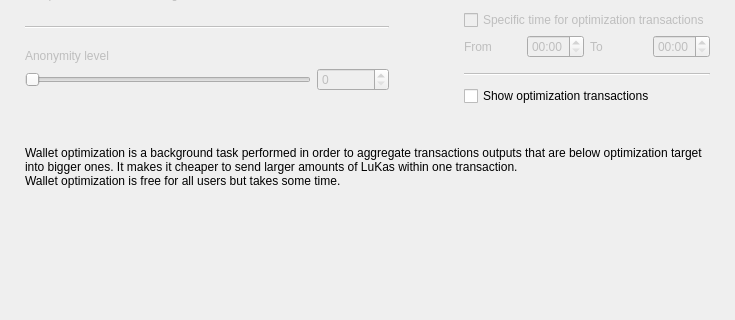
Before: the Qt Designer form src/Gui/Options/OptimizationOptionsFrame.ui in Lonero-Team/Lonero-Wallet-2.0, drawn with Qt 5; both pictures show x 0 to 735 and y 154 to 474 of the 735 by 474 pixel window.
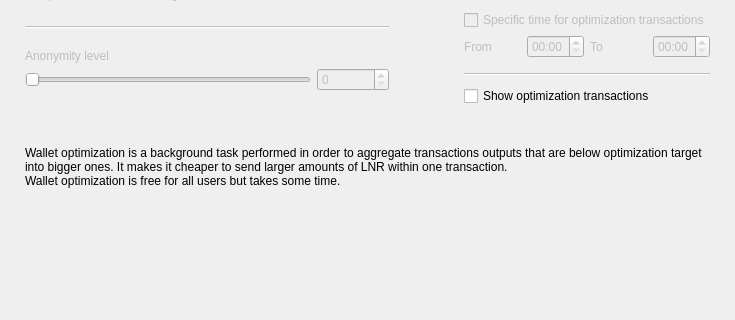
After: the same form once the commit is applied. Custom widgets are drawn as their Qt base class.

Patch:
```diff
--- a/src/Gui/Options/OptimizationOptionsFrame.ui
+++ b/src/Gui/Options/OptimizationOptionsFrame.ui
@@ -470,7 +470,7 @@
    <item>
     <widget class="WalletGui::WalletExtraNormalGrayTextLabel" name="m_helpLabel">
      <property name="text">
-      <string>Wallet optimization is a background task performed in order to aggregate transactions outputs that are below optimization target into bigger ones. It makes it cheaper to send larger amounts of LuKas within one transaction.
+      <string>Wallet optimization is a background task performed in order to aggregate transactions outputs that are below optimization target into bigger ones. It makes it cheaper to send larger amounts of LNR within one transaction.
 Wallet optimization is free for all users but takes some time.</string>
      </property>
      <property name="wordWrap">
```
